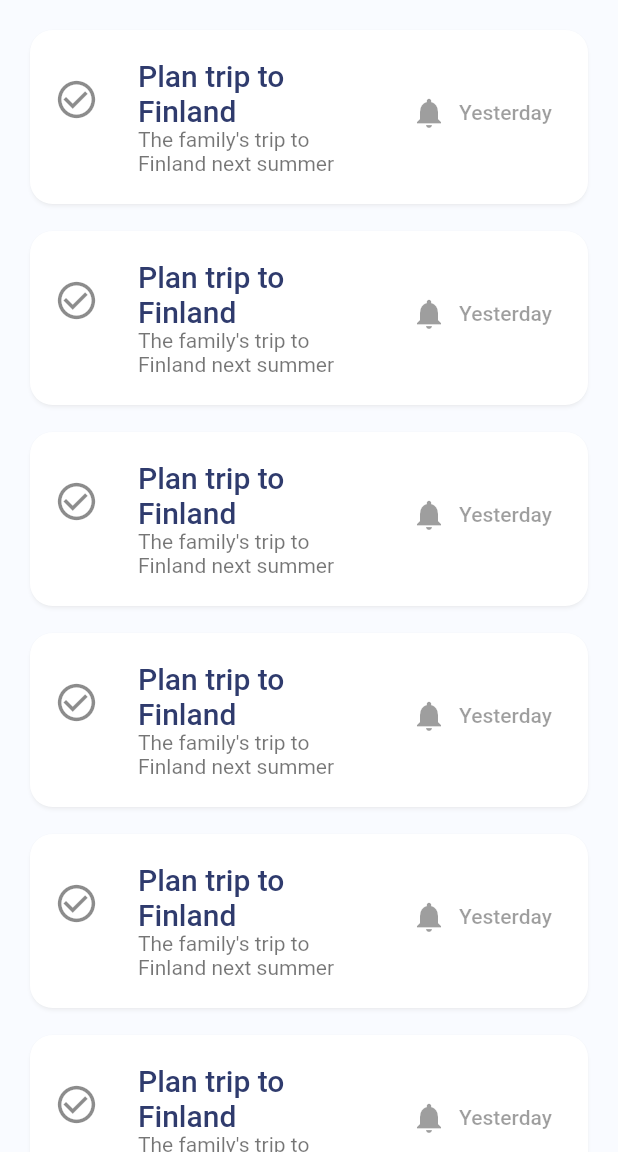
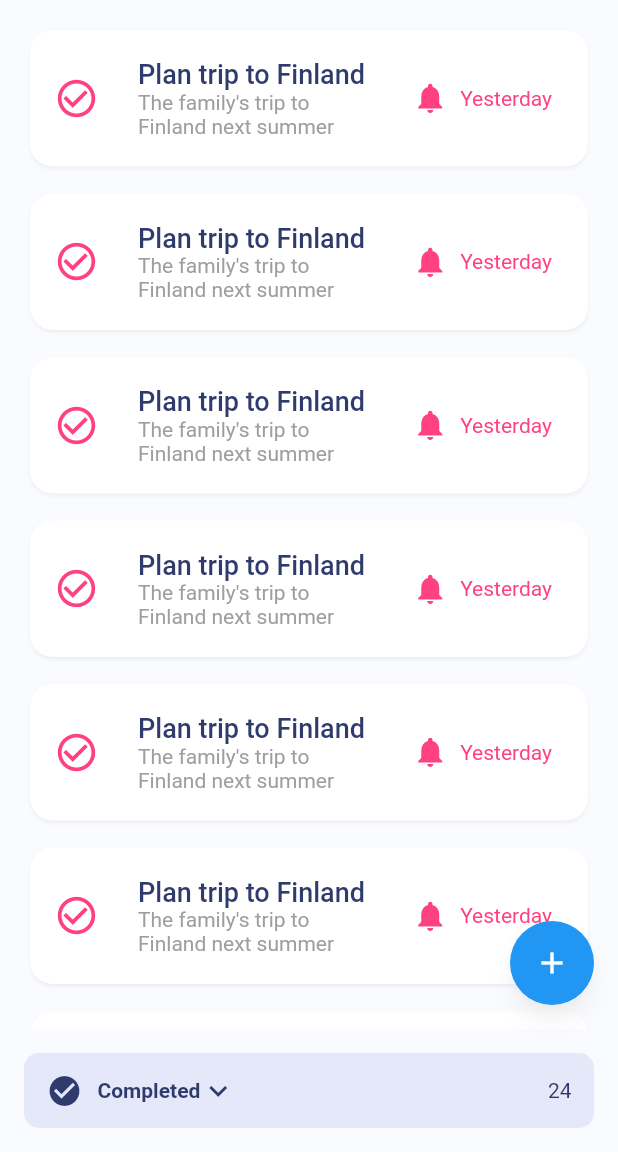
Before and after one commit to iamEtornam/TOT-Todo-app, a Flutter app: the screen it shows after launch, on a phone screen of 412 x 824 dp, the part 84-1236 px from its top. Run offline on Flutter 3.47's test engine with Material 2 defaults, Android fonts, the phone set to English and light mode, and no system bars; our stand-ins replace modal_bottom_sheet.

Commit message:
finished ui setup

```diff
--- a/lib/views/home_view.dart
+++ b/lib/views/home_view.dart
@@ -1,11 +1,14 @@
 import 'package:flutter/material.dart';
+import 'package:modal_bottom_sheet/modal_bottom_sheet.dart';
+import 'package:todo_app/shared_widgets/todo_tile_widget.dart';
+import 'package:todo_app/utilities/utils.dart';
+import 'package:todo_app/views/create_todo_view.dart';
 
 class HomeView extends StatelessWidget {
   const HomeView({Key? key}) : super(key: key);
 
   @override
   Widget build(BuildContext context) {
-
     return Scaffold(
       appBar: AppBar(
         centerTitle: false,
@@ -25,10 +28,11 @@ class HomeView extends StatelessWidget {
         ],
       ),
       body: ListView.separated(
-
-        padding: const EdgeInsets.all(16),
+          padding: const EdgeInsets.all(16),
           itemBuilder: (context, index) {
-            return const TodoTileWidget();
+            return const TodoTileWidget(
+              status: false,
+            );
           },
           separatorBuilder: (context, index) {
             return const SizedBox(
@@ -36,39 +40,89 @@ class HomeView extends StatelessWidget {
             );
           },
           itemCount: 10),
+      floatingActionButton: FloatingActionButton(
+        onPressed: () {
+          Navigator.of(context).push(MaterialPageRoute(builder: (context) {
+            return CreateTodoView();
+          }));
+        },
+        child: const Icon(Icons.add),
+      ),
+      bottomNavigationBar: SafeArea(
+        child: InkWell(
+          onTap: () {
+            showBarModalBottomSheet(
+                context: context,
+                builder: (context) {
+                  return const CompletedTodoWidget();
+                });
+          },
+          child: Container(
+            height: 50,
+            margin: const EdgeInsets.all(16),
+            padding: const EdgeInsets.symmetric(horizontal: 15),
+            decoration: BoxDecoration(
+                color:
+                    Theme.of(context).bottomNavigationBarTheme.backgroundColor,
+                borderRadius: BorderRadius.circular(10)),
+            child: Row(
+              mainAxisAlignment: MainAxisAlignment.spaceBetween,
+              children: [
+                Row(
+                  children: [
+                    const Icon(
+                      Icons.check_circle,
+                      color: customBlue,
+                    ),
+                    const SizedBox(
+                      width: 10,
+                    ),
+                    Text(
+                      'Completed',
+                      style: Theme.of(context).textTheme.bodyText1!.copyWith(
+                          fontWeight: FontWeight.w600, color: customBlue),
+                    ),
+                    const Icon(
+                      Icons.keyboard_arrow_down,
+                      color: customBlue,
+                    )
+                  ],
+                ),
+                Text(
+                  '24',
+                  style: Theme.of(context)
+                      .textTheme
+                      .bodyText2!
+                      .copyWith(color: customBlue),
+                )
+              ],
+            ),
+          ),
+        ),
+      ),
     );
   }
 }
 
-class TodoTileWidget extends StatelessWidget {
-  const TodoTileWidget({
+class CompletedTodoWidget extends StatelessWidget {
+  const CompletedTodoWidget({
     Key? key,
   }) : super(key: key);
 
   @override
   Widget build(BuildContext context) {
-    return Card(
-
-      shape: RoundedRectangleBorder(borderRadius: BorderRadius.circular(15)),
-      child: Padding(
-        padding: const EdgeInsets.symmetric(vertical: 15),
-        child: ListTile(
-          leading: const Icon(
-            Icons.check_circle_outline,
-            size: 30,
-          ),
-          title: Text(
-            'Plan trip to Finland',
-            style:
-                Theme.of(context).textTheme.bodyText1!.copyWith(fontSize: 20),
-          ),
-          subtitle: const Text('The family\'s trip to Finland next summer'),
-          trailing: TextButton.icon(
-              onPressed: null,
-              icon: const Icon(Icons.notifications),
-              label: const Text('Yesterday')),
-        ),
-      ),
-    );
+    return ListView.separated(
+        padding: const EdgeInsets.all(16),
+        itemBuilder: (context, index) {
+          return const TodoTileWidget(
+            status: true,
+          );
+        },
+        separatorBuilder: (context, index) {
+          return const SizedBox(
+            height: 10,
+          );
+        },
+        itemCount: 10);
   }
 }
```
